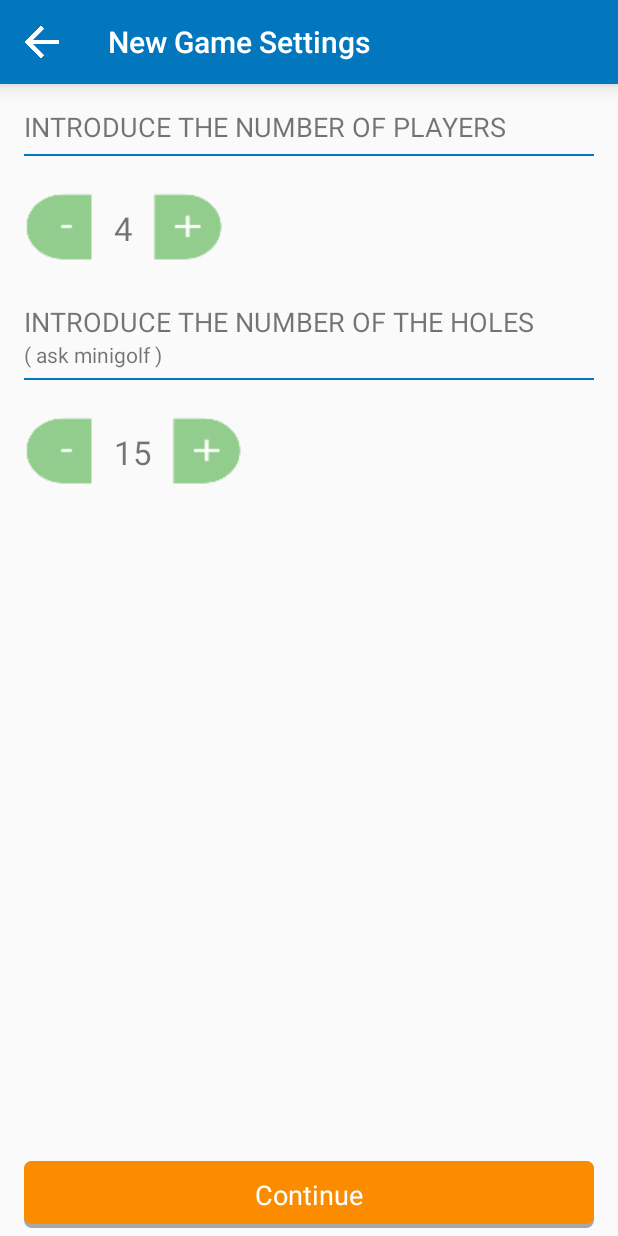
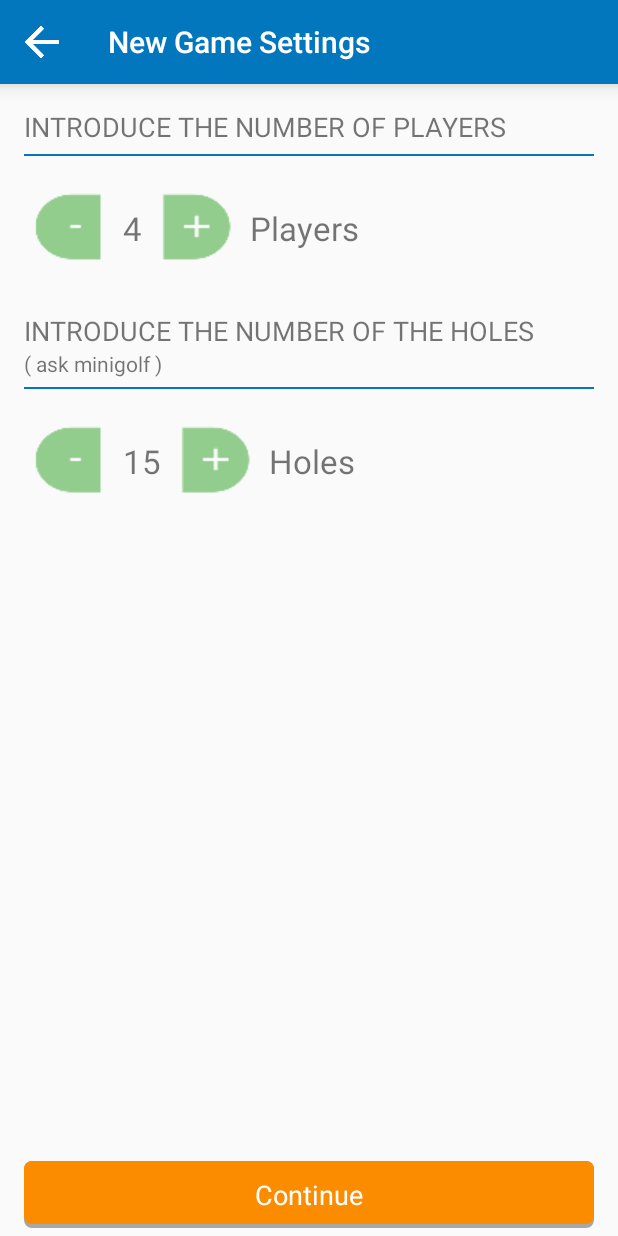
Before and after one commit to mxmolins/MiniGolfApp, an Android app: the NewGameActivity screen opened directly, with no data from a screen before it, on a phone screen of 412 x 824 dp. Run offline under Robolectric (Android 15) with nearby library versions, the phone set to English and light mode, and no system bars; our stand-ins replace ButterKnife, Timber.

Commit message:
layout improvements

```diff
--- a/app/src/main/java/com/example/bekirc/minigolfapp/ui/activity/PlayerListActivity.java
+++ b/app/src/main/java/com/example/bekirc/minigolfapp/ui/activity/PlayerListActivity.java
@@ -8,6 +8,7 @@ import android.support.v7.widget.RecyclerView;
 import android.text.TextUtils;
 import android.view.MenuItem;
 import android.view.View;
+import android.widget.Toast;
 
 import com.example.bekirc.minigolfapp.R;
 import com.example.bekirc.minigolfapp.data.Game;
@@ -87,6 +88,7 @@ public class PlayerListActivity extends BaseActionBarActivity {
         ArrayList<Player> playerList = game.getPlayerList();
         for (Player player : playerList) {
             if (TextUtils.isEmpty(player.getName())) {
+                Toast.makeText(this, getString(R.string.PROVIDE_NAME_FOR_PLAYER), Toast.LENGTH_LONG).show();
                 return false;
             }
         }
--- a/app/src/main/res/layout/activity_home.xml
+++ b/app/src/main/res/layout/activity_home.xml
@@ -40,7 +40,7 @@
         android:layout_marginTop="16dp"
         android:gravity="center"
         android:text="@string/MINI_GOLF"
-        android:textAllCaps="true"
+        android:textColor="@color/white"
         android:textSize="42sp"/>
 
     <TextView
@@ -51,7 +51,7 @@
         android:layout_marginRight="16dp"
         android:gravity="center"
         android:text="@string/SCORE_APP"
-        android:textAllCaps="true"
+        android:textColor="@color/white"
         android:textSize="26sp"/>
 
     <ImageView
--- a/app/src/main/res/layout/activity_new_game.xml
+++ b/app/src/main/res/layout/activity_new_game.xml
@@ -21,8 +21,8 @@
             android:layout_width="wrap_content"
             android:layout_height="wrap_content"
             android:layout_marginBottom="6dp"
+            android:text="@string/INTRODUCE_PLAYER_NUMBER"
             android:textAllCaps="true"
-            android:text="@string/INTRODUCE_PLAYER_NUMBER"
             android:textSize="18sp"/>
 
         <View
@@ -34,6 +34,8 @@
         <LinearLayout
             android:layout_width="wrap_content"
             android:layout_height="wrap_content"
+            android:layout_marginLeft="6dp"
+            android:layout_marginRight="6dp"
             android:orientation="horizontal">
 
             <ImageView
@@ -58,14 +60,24 @@
                 android:layout_height="48dp"
                 android:background="@drawable/increase_button_background"/>
 
+            <TextView
+                android:layout_width="wrap_content"
+                android:layout_height="wrap_content"
+                android:layout_gravity="center_vertical"
+                android:layout_marginLeft="12dp"
+                android:layout_marginRight="12dp"
+                android:text="@string/PLAYERS"
+                android:textAllCaps="false"
+                android:textSize="22sp"/>
+
         </LinearLayout>
 
         <TextView
             android:layout_width="wrap_content"
             android:layout_height="wrap_content"
-            android:layout_marginTop="26dp"
+            android:layout_marginTop="32dp"
+            android:text="@string/INTRODUCE_HOLE_NUMBER"
             android:textAllCaps="true"
-            android:text="@string/INTRODUCE_HOLE_NUMBER"
             android:textSize="18sp"/>
 
         <TextView
@@ -83,6 +95,8 @@
         <LinearLayout
             android:layout_width="wrap_content"
             android:layout_height="wrap_content"
+            android:layout_marginLeft="6dp"
+            android:layout_marginRight="6dp"
             android:orientation="horizontal">
 
             <Button
@@ -106,6 +120,16 @@
                 android:layout_width="48dp"
                 android:layout_height="48dp"
                 android:background="@drawable/increase_button_background"/>
+
+            <TextView
+                android:layout_width="wrap_content"
+                android:layout_height="wrap_content"
+                android:layout_gravity="center_vertical"
+                android:layout_marginLeft="12dp"
+                android:layout_marginRight="12dp"
+                android:text="@string/HOLES"
+                android:textAllCaps="false"
+                android:textSize="22sp"/>
 
         </LinearLayout>
 
--- a/app/src/main/res/layout/dialog_info.xml
+++ b/app/src/main/res/layout/dialog_info.xml
@@ -25,7 +25,7 @@
         android:layout_marginLeft="16dp"
         android:layout_marginRight="16dp"
         android:layout_marginTop="12dp"
-        android:text="@string/INFORMATION_START"
+        android:text="@string/INFORMATION_TEXT"
         android:textSize="22sp"/>
 
 </LinearLayout>
```
Also changed, not shown: app/src/main/res/values/strings.xml (+7 -0 lines).
